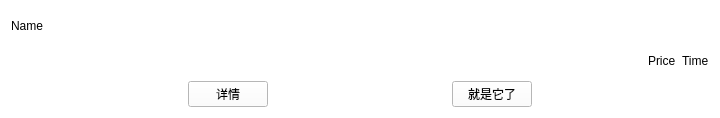
Qt form selectitem.ui (FlyingBlazer/WAC) before a commit.
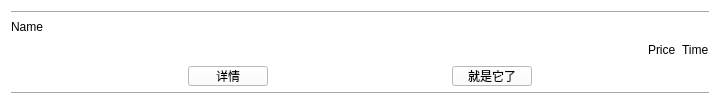
The same form after that commit.

Diff of the .ui file:
```diff
--- a/selectitem.ui
+++ b/selectitem.ui
@@ -7,7 +7,7 @@
     <x>0</x>
     <y>0</y>
     <width>720</width>
-    <height>118</height>
+    <height>106</height>
    </rect>
   </property>
   <property name="sizePolicy">
@@ -23,6 +23,13 @@
    <string notr="true">background-color: rgb(255, 255, 255);</string>
   </property>
   <layout class="QVBoxLayout" name="verticalLayout_2">
+   <item>
+    <widget class="Line" name="line_2">
+     <property name="orientation">
+      <enum>Qt::Horizontal</enum>
+     </property>
+    </widget>
+   </item>
    <item>
     <layout class="QVBoxLayout" name="verticalLayout">
      <item>
@@ -67,6 +74,9 @@
    </item>
    <item>
     <layout class="QHBoxLayout" name="horizontalLayout_2">
+     <property name="sizeConstraint">
+      <enum>QLayout::SetDefaultConstraint</enum>
+     </property>
      <item>
       <spacer name="horizontalSpacer_3">
        <property name="orientation">
@@ -146,6 +156,13 @@
      </item>
     </layout>
    </item>
+   <item>
+    <widget class="Line" name="line">
+     <property name="orientation">
+      <enum>Qt::Horizontal</enum>
+     </property>
+    </widget>
+   </item>
   </layout>
  </widget>
  <resources/>
```
